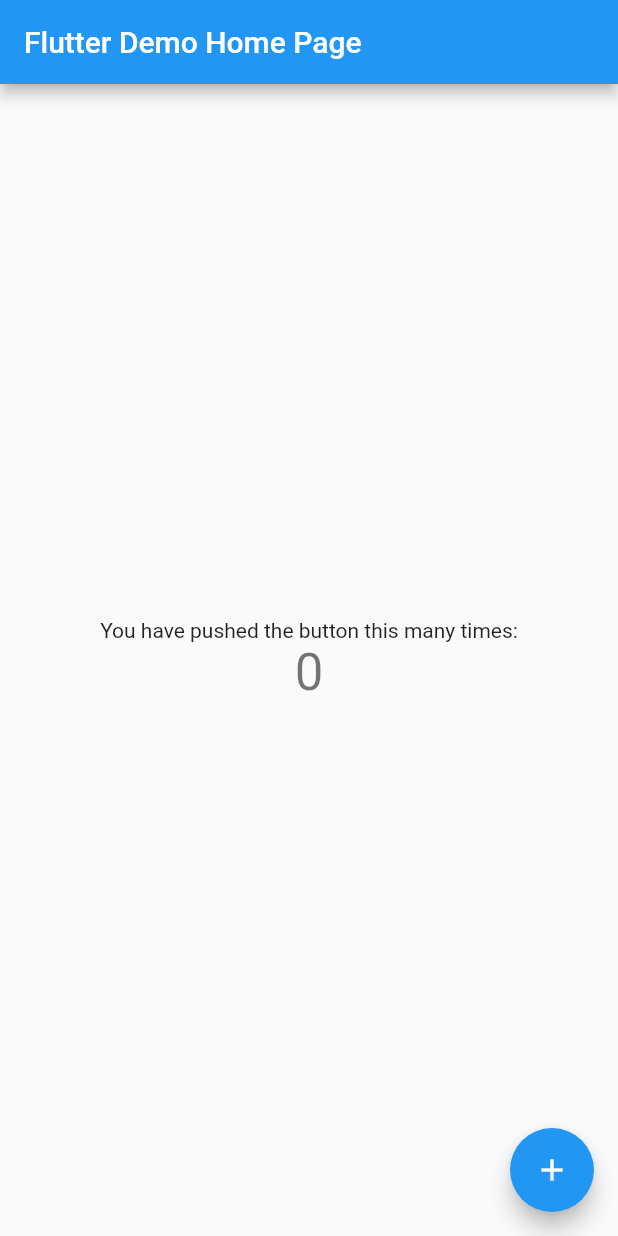
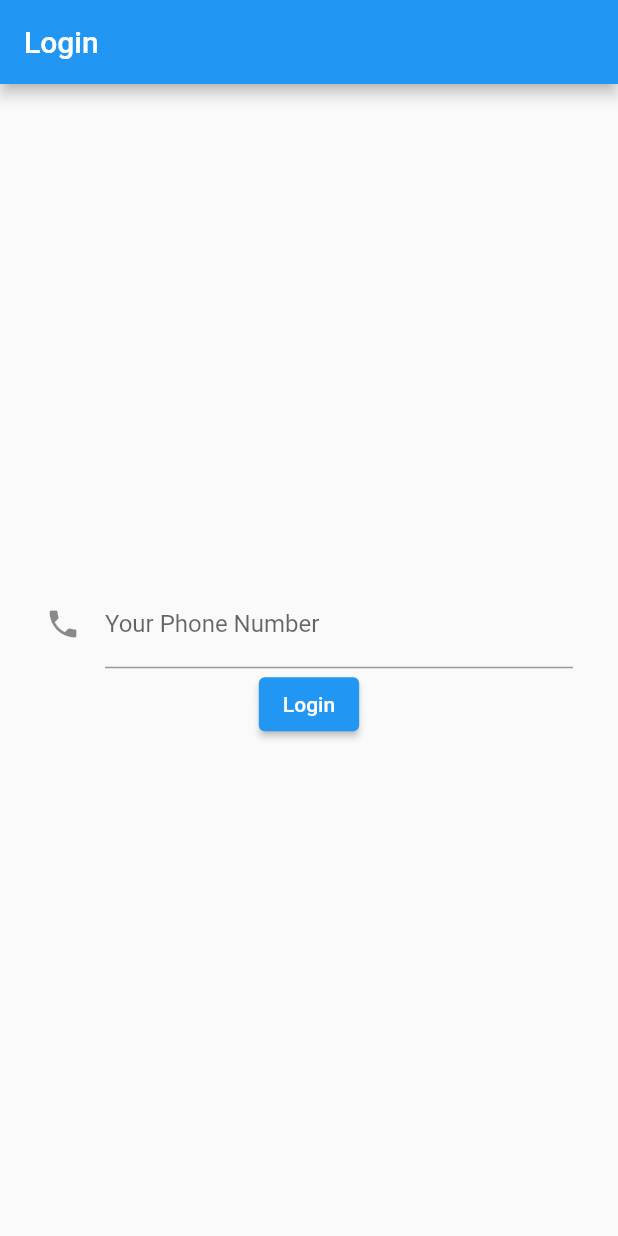
Before and after one commit to anuragarwalkar/cowin_app, a Flutter app: the screen it shows after launch, on a phone screen of 412 x 824 dp. Run offline on Flutter 3.47's test engine with Material 2 defaults, Android fonts, the phone set to English and light mode, and no system bars; our stand-ins replace pin_code_fields, shared_preferences.

Commit message:
added login screen

```diff
--- a/lib/main.dart
+++ b/lib/main.dart
@@ -1,113 +1,36 @@
+import 'package:cowin_app/screens/home_screen.dart';
+import 'package:cowin_app/screens/login_confirmation_screen.dart';
+import 'package:cowin_app/screens/login_screen.dart';
+import 'package:cowin_app/storage/localStorage.dart';
+import 'package:cowin_app/utils/utilFunctions.dart';
 import 'package:flutter/material.dart';
 
-void main() {
-  runApp(MyApp());
+void main() async {
+  WidgetsFlutterBinding.ensureInitialized();
+  await ls.init();
+  String initialRoute =
+      isTokenValid ? HomeScreen.routeName : LoginScreen.routeName;
+  runApp(MyApp(initialRoute));
 }
 
 class MyApp extends StatelessWidget {
+  final String initalRoute;
+  MyApp(this.initalRoute);
+  final String title = 'Cowin App';
   // This widget is the root of your application.
   @override
   Widget build(BuildContext context) {
     return MaterialApp(
-      title: 'Flutter Demo',
+      title: title,
       theme: ThemeData(
-        // This is the theme of your application.
-        //
-        // Try running your application with "flutter run". You'll see the
-        // application has a blue toolbar. Then, without quitting the app, try
-        // changing the primarySwatch below to Colors.green and then invoke
-        // "hot reload" (press "r" in the console where you ran "flutter run",
-        // or simply save your changes to "hot reload" in a Flutter IDE).
-        // Notice that the counter didn't reset back to zero; the application
-        // is not restarted.
         primarySwatch: Colors.blue,
       ),
-      home: MyHomePage(title: 'Flutter Demo Home Page'),
+      initialRoute: initalRoute,
+      routes: {
+        LoginScreen.routeName: (ctx) => LoginScreen(),
+        LoginConfirmationScreen.routeName: (ctx) => LoginConfirmationScreen(),
+        HomeScreen.routeName: (ctx) => HomeScreen()
+      },
     );
   }
 }
-
-class MyHomePage extends StatefulWidget {
-  MyHomePage({Key key, this.title}) : super(key: key);
-
-  // This widget is the home page of your application. It is stateful, meaning
-  // that it has a State object (defined below) that contains fields that affect
-  // how it looks.
-
-  // This class is the configuration for the state. It holds the values (in this
-  // case the title) provided by the parent (in this case the App widget) and
-  // used by the build method of the State. Fields in a Widget subclass are
-  // always marked "final".
-
-  final String title;
-
-  @override
-  _MyHomePageState createState() => _MyHomePageState();
-}
-
-class _MyHomePageState extends State<MyHomePage> {
-  int _counter = 0;
-
-  void _incrementCounter() {
-    setState(() {
-      // This call to setState tells the Flutter framework that something has
-      // changed in this State, which causes it to rerun the build method below
-      // so that the display can reflect the updated values. If we changed
-      // _counter without calling setState(), then the build method would not be
-      // called again, and so nothing would appear to happen.
-      _counter++;
-    });
-  }
-
-  @override
-  Widget build(BuildContext context) {
-    // This method is rerun every time setState is called, for instance as done
-    // by the _incrementCounter method above.
-    //
-    // The Flutter framework has been optimized to make rerunning build methods
-    // fast, so that you can just rebuild anything that needs updating rather
-    // than having to individually change instances of widgets.
-    return Scaffold(
-      appBar: AppBar(
-        // Here we take the value from the MyHomePage object that was created by
-        // the App.build method, and use it to set our appbar title.
-        title: Text(widget.title),
-      ),
-      body: Center(
-        // Center is a layout widget. It takes a single child and positions it
-        // in the middle of the parent.
-        child: Column(
-          // Column is also a layout widget. It takes a list of children and
-          // arranges them vertically. By default, it sizes itself to fit its
-          // children horizontally, and tries to be as tall as its parent.
-          //
-          // Invoke "debug painting" (press "p" in the console, choose the
-          // "Toggle Debug Paint" action from the Flutter Inspector in Android
-          // Studio, or the "Toggle Debug Paint" command in Visual Studio Code)
-          // to see the wireframe for each widget.
-          //
-          // Column has various properties to control how it sizes itself and
-          // how it positions its children. Here we use mainAxisAlignment to
-          // center the children vertically; the main axis here is the vertical
-          // axis because Columns are vertical (the cross axis would be
-          // horizontal).
-          mainAxisAlignment: MainAxisAlignment.center,
-          children: <Widget>[
-            Text(
-              'You have pushed the button this many times:',
-            ),
-            Text(
-              '$_counter',
-              style: Theme.of(context).textTheme.headline4,
-            ),
-          ],
-        ),
-      ),
-      floatingActionButton: FloatingActionButton(
-        onPressed: _incrementCounter,
-        tooltip: 'Increment',
-        child: Icon(Icons.add),
-      ), // This trailing comma makes auto-formatting nicer for build methods.
-    );
-  }
-}
--- /dev/null
+++ b/lib/screens/login_screen.dart
@@ -0,0 +1,64 @@
+import 'package:cowin_app/http/appHttp.dart';
+import 'package:cowin_app/screens/login_confirmation_screen.dart';
+import 'package:flutter/material.dart';
+
+class LoginScreen extends StatefulWidget {
+  static const routeName = 'login';
+  @override
+  _LoginScreenState createState() => _LoginScreenState();
+}
+
+class _LoginScreenState extends State<LoginScreen> {
+  final _formKey = GlobalKey<FormState>();
+  TextEditingController phoneNumber = TextEditingController();
+
+  _validator(dynamic text) {
+    if (text.length < 10) {
+      return 'Please add valid phone number';
+    }
+
+    return null;
+  }
+
+  _onLogin() async {
+    if (_formKey.currentState.validate()) {
+      print(phoneNumber.value.text);
+      var res = await generateOtp(int.parse(phoneNumber.value.text));
+
+      if (res) {
+        Navigator.of(context).pushNamed(LoginConfirmationScreen.routeName);
+      }
+    }
+  }
+
+  @override
+  Widget build(BuildContext context) {
+    return Scaffold(
+      appBar: AppBar(
+        title: Text('Login'),
+      ),
+      body: Container(
+        padding: EdgeInsets.all(30),
+        child: Form(
+          key: _formKey,
+          child: Column(
+            mainAxisAlignment: MainAxisAlignment.center,
+            children: [
+              TextFormField(
+                validator: (val) => _validator(val),
+                controller: phoneNumber,
+                decoration: InputDecoration(
+                  labelText: 'Your Phone Number',
+                  icon: Icon(Icons.phone),
+                  hintText: 'Your Mobile',
+                ),
+                keyboardType: TextInputType.number,
+              ),
+              ElevatedButton(onPressed: _onLogin, child: Text('Login'))
+            ],
+          ),
+        ),
+      ),
+    );
+  }
+}
--- a/pubspec.yaml
+++ b/pubspec.yaml
@@ -28,6 +28,10 @@ dependencies:
   # The following adds the Cupertino Icons font to your application.
   # Use with the CupertinoIcons class for iOS style icons.
   cupertino_icons: ^1.0.2
+  http: ^0.13.3
+  shared_preferences: ^2.0.5
+  pin_code_fields: ^7.0.0
+  crypto: ^3.0.1
 
 dev_dependencies:
   flutter_test:
```
Also changed, not shown: lib/http/appHttp.dart (added, +58 -0 lines), lib/screens/home_screen.dart (added, +19 -0 lines), lib/screens/login_confirmation_screen.dart (added, +99 -0 lines), lib/storage/localStorage.dart (added, +27 -0 lines), lib/utils/utilFunctions.dart (added, +12 -0 lines), lib/widgets/appPinCodeFields.dart (added, +52 -0 lines), pubspec.lock, 1 other file.
